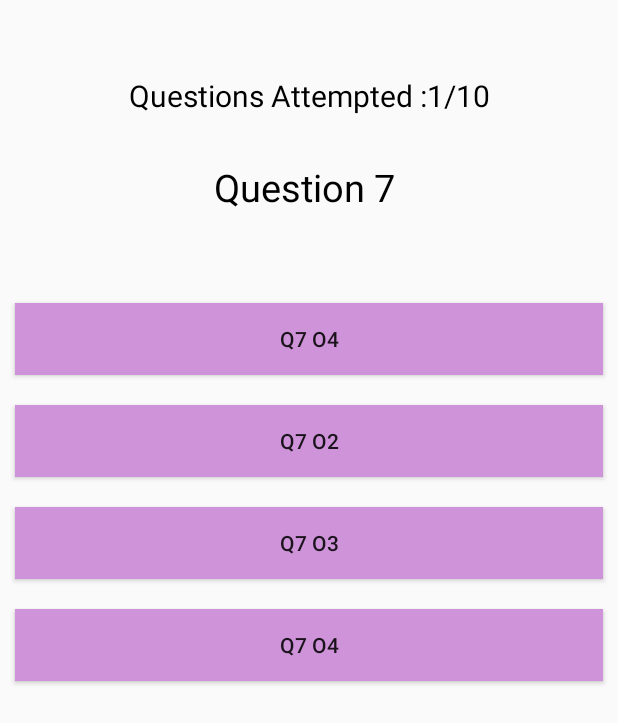
After one commit to Borade07/Mad, an Android app: the Quiz1Activity screen opened directly, with no data from a screen before it, on a phone screen of 412 x 824 dp. The commit adds this screen. Shown: the top 723 px of the screen. Run offline under Robolectric (Android 15) with nearby library versions, the phone set to English and light mode, and no system bars.

Commit message:
update 02 June 12:58 am

```diff
--- /dev/null
+++ b/app/src/main/java/com/technic/myapplication/Quiz1Activity.java
@@ -0,0 +1,153 @@
+package com.technic.myapplication;
+
+import androidx.appcompat.app.AppCompatActivity;
+
+import android.os.Bundle;
+import android.view.LayoutInflater;
+import android.view.View;
+import android.widget.Button;
+import android.widget.LinearLayout;
+import android.widget.TextView;
+
+import com.google.android.material.bottomsheet.BottomSheetDialog;
+
+import java.util.ArrayList;
+import java.util.Random;
+
+public class Quiz1Activity extends AppCompatActivity {
+    private TextView questionTV,questionNumberTV;
+    private Button option1Btn,option2Btn,option3Btn,option4Btn;
+    private ArrayList<QuizModal> quizModalArrayList;
+    Random random;
+    int currentScore = 0,questionAttemted = 1,currentPos;
+
+
+    @Override
+    protected void onCreate(Bundle savedInstanceState) {
+        super.onCreate(savedInstanceState);
+        setContentView(R.layout.activity_quiz1);
+
+        questionTV = findViewById(R.id.idTVQuestion);
+        questionNumberTV = findViewById(R.id.idTVQuestionAttempted);
+        option1Btn = findViewById(R.id.idBtnOption1);
+        option2Btn = findViewById(R.id.idBtnOption2);
+        option3Btn = findViewById(R.id.idBtnOption3);
+        option4Btn = findViewById(R.id.idBtnOption4);
+
+        quizModalArrayList = new ArrayList<>();
+        random = new Random();
+
+        getQuizQuestion(quizModalArrayList);
+        currentPos = random.nextInt(quizModalArrayList.size());
+        setDataToViews(currentPos);
+        option1Btn.setOnClickListener(new View.OnClickListener() {
+            @Override
+            public void onClick(View view) {
+                if(quizModalArrayList.get(currentPos).getAnswer().trim().toLowerCase().equals(option1Btn.getText().toString().trim().toLowerCase()))
+                {
+                    currentScore++;
+                }
+                questionAttemted++;
+                currentPos = random.nextInt(quizModalArrayList.size());
+                setDataToViews(currentPos);
+
+            }
+        });
+        option2Btn.setOnClickListener(new View.OnClickListener() {
+            @Override
+            public void onClick(View view) {
+                if(quizModalArrayList.get(currentPos).getAnswer().trim().toLowerCase().equals(option2Btn.getText().toString().trim().toLowerCase()))
+                {
+                    currentScore++;
+                }
+                questionAttemted++;
+                currentPos = random.nextInt(quizModalArrayList.size());
+                setDataToViews(currentPos);
+
+
+
+            }
+        });
+
+        option3Btn.setOnClickListener(new View.OnClickListener() {
+            @Override
+            public void onClick(View view) {
+                if(quizModalArrayList.get(currentPos).getAnswer().trim().toLowerCase().equals(option3Btn.getText().toString().trim().toLowerCase()))
+                {
+                    currentScore++;
+                }
+                questionAttemted++;
+                currentPos = random.nextInt(quizModalArrayList.size());
+                setDataToViews(currentPos);
+
+            }
+        });
+
+        option4Btn.setOnClickListener(new View.OnClickListener() {
+            @Override
+            public void onClick(View view) {
+                if(quizModalArrayList.get(currentPos).getAnswer().trim().toLowerCase().equals(option4Btn.getText().toString().trim().toLowerCase()))
+                {
+                    currentScore++;
+                }
+                questionAttemted++;
+                currentPos = random.nextInt(quizModalArrayList.size());
+                setDataToViews(currentPos);
+
+            }
+        });
+    }
+
+    private void showBottomSheet(){
+        BottomSheetDialog bottomSheetDialog = new BottomSheetDialog(Quiz1Activity.this);
+        View bottomSheetView = LayoutInflater.from(getApplicationContext()).inflate(R.layout.score_bottom_sheet,(LinearLayout)findViewById(R.id.idLLScore));
+        TextView scoreTV = bottomSheetView.findViewById(R.id.idTVScore);
+        Button restartQuizBtn = bottomSheetView.findViewById(R.id.idBtnRestart);
+        scoreTV.setText("Your Score is \n"+currentScore + "/10");
+        restartQuizBtn.setOnClickListener(new View.OnClickListener() {
+            @Override
+            public void onClick(View view) {
+                currentPos = random.nextInt(quizModalArrayList.size());
+                setDataToViews(currentPos);
+                questionAttemted =1;
+                currentScore = 0;
+                bottomSheetDialog.dismiss();
+
+            }
+        });
+        bottomSheetDialog.setCancelable(false);
+        bottomSheetDialog.setContentView(bottomSheetView);
+        bottomSheetDialog.show();
+    }
+
+    private void setDataToViews(int currentPos){
+        questionNumberTV.setText("Questions Attempted :"+questionAttemted +"/10");
+        if(questionAttemted == 10){
+            showBottomSheet();
+        }
+        else  {
+
+            questionTV.setText(quizModalArrayList.get(currentPos).getQuestion());
+            option1Btn.setText(quizModalArrayList.get(currentPos).getOption1());
+            option2Btn.setText(quizModalArrayList.get(currentPos).getOption2());
+            option3Btn.setText(quizModalArrayList.get(currentPos).getOption3());
+            option4Btn.setText(quizModalArrayList.get(currentPos).getOption4());
+
+        }
+
+    }
+
+    private void getQuizQuestion(ArrayList<QuizModal> quizModalArrayList ) {
+
+        quizModalArrayList.add(new QuizModal("Question 1 ","Q1 O1","Q1 O2","Q1 O3","Q1 O4","Q1 o4"));
+        quizModalArrayList.add(new QuizModal("Question 2 ","Q2 O2","Q2 O2","Q2 O3","Q2 O4","Q2 O4"));
+        quizModalArrayList.add(new QuizModal("Question 3 ","Q3 O3","Q3 O2","Q3 O3","Q3 O4","Q3 O4"));
+        quizModalArrayList.add(new QuizModal("Question 4 ","Q4 O4","Q4 O2","Q4 O3","Q4 O4","Q4 O4"));
+        quizModalArrayList.add(new QuizModal("Question 5 ","Q5 O4","Q5 O2","Q5 O3","Q5 O4","Q5 O4"));
+        quizModalArrayList.add(new QuizModal("Question 6 ","Q6 O4","Q6 O2","Q6 O3","Q6 O4","Q6 O4"));
+        quizModalArrayList.add(new QuizModal("Question 7 ","Q7 O4","Q7 O2","Q7 O3","Q7 O4","Q7 O4"));
+        quizModalArrayList.add(new QuizModal("Question 8 ","Q8 O4","Q8 O2","Q8 O3","Q8 O4","Q8 O4"));
+        quizModalArrayList.add(new QuizModal("Question 9 ","Q9 O4","Q9 O2","Q9 O3","Q9 O4","Q9 O4"));
+        quizModalArrayList.add(new QuizModal("Question 10 ","Q10 O4","Q10 O2","Q10 O3","Q10 O4","Q10 O4"));
+    }
+}
--- /dev/null
+++ b/app/src/main/java/com/technic/myapplication/QuizModal.java
@@ -0,0 +1,70 @@
+package com.technic.myapplication;
+
+public class QuizModal {
+    private String question;
+
+
+
+    private String option1;
+    private String option2;
+    private String option3;
+    private String option4;
+    private String answer;
+
+    public QuizModal(String question, String option1, String option2, String option3, String option4, String answer) {
+        this.question = question;
+        this.option1 = option1;
+        this.option2 = option2;
+        this.option3 = option3;
+        this.option4 = option4;
+        this.answer = answer;
+    }
+
+    public String getQuestion() {
+        return question;
+    }
+
+    public void setQuestion(String question) {
+        this.question = question;
+    }
+
+    public String getOption1() {
+        return option1;
+    }
+
+    public void setOption1(String option1) {
+        this.option1 = option1;
+    }
+
+    public String getOption2() {
+        return option2;
+    }
+
+    public void setOption2(String option2) {
+        this.option2 = option2;
+    }
+
+    public String getOption3() {
+        return option3;
+    }
+
+    public void setOption3(String option3) {
+        this.option3 = option3;
+    }
+
+    public String getOption4() {
+        return option4;
+    }
+
+    public void setOption4(String option4) {
+        this.option4 = option4;
+    }
+
+    public String getAnswer() {
+        return answer;
+    }
+
+    public void setAnswer(String answer) {
+        this.answer = answer;
+    }
+}
--- /dev/null
+++ b/app/src/main/res/layout/activity_quiz1.xml
@@ -0,0 +1,89 @@
+<?xml version="1.0" encoding="utf-8"?>
+<RelativeLayout xmlns:android="http://schemas.android.com/apk/res/android"
+    xmlns:app="http://schemas.android.com/apk/res-auto"
+    xmlns:tools="http://schemas.android.com/tools"
+    android:layout_width="match_parent"
+    android:layout_height="match_parent"
+    tools:context=".Quiz1Activity">
+
+    <TextView
+        android:layout_width="match_parent"
+        android:layout_height="wrap_content"
+        android:text="Number of Questions"
+        android:textAllCaps="false"
+        android:textAlignment="center"
+        android:gravity="center"
+        android:layout_marginTop="50dp"
+        android:textSize="20sp"
+        android:textColor="@color/black"
+        android:id="@+id/idTVQuestionAttempted"
+        />
+    <TextView
+        android:layout_width="match_parent"
+        android:layout_height="wrap_content"
+        android:id="@+id/idTVQuestion"
+        android:layout_below="@id/idTVQuestionAttempted"
+        android:layout_marginTop="30dp"
+        android:text="Question"
+        android:textAlignment="center"
+        android:gravity="center"
+        android:textSize="25sp"
+        android:textColor="@color/black"
+        />
+    <LinearLayout
+        android:layout_width="match_parent"
+        android:layout_height="wrap_content"
+        android:layout_marginTop="50dp"
+        android:layout_below="@id/idTVQuestion"
+        android:orientation="vertical"
+        >
+
+        <Button
+            android:layout_width="match_parent"
+            android:layout_height="wrap_content"
+            android:layout_margin="10dp"
+            android:padding="4dp"
+            android:text="Option 1"
+            android:textAllCaps="false"
+            android:id="@+id/idBtnOption1"
+            android:background="@color/purple_200"
+            />
+
+        <Button
+            android:layout_width="match_parent"
+            android:layout_height="wrap_content"
+            android:layout_margin="10dp"
+            android:padding="4dp"
+            android:text="Option 2"
+            android:textAllCaps="false"
+            android:id="@+id/idBtnOption2"
+            android:background="@color/purple_200"
+            />
+
+        <Button
+            android:layout_width="match_parent"
+            android:layout_height="wrap_content"
+            android:layout_margin="10dp"
+            android:padding="4dp"
+            android:text="Option 3"
+            android:textAllCaps="false"
+            android:id="@+id/idBtnOption3"
+            android:background="@color/purple_200"
+            />
+
+        <Button
+            android:layout_width="match_parent"
+            android:layout_height="wrap_content"
+            android:layout_margin="10dp"
+            android:padding="4dp"
+            android:text="Option 4"
+            android:textAllCaps="false"
+            android:id="@+id/idBtnOption4"
+            android:background="@color/purple_200"
+            />
+
+
+    </LinearLayout>
+
+
+</RelativeLayout>
--- a/app/src/main/res/values/colors.xml
+++ b/app/src/main/res/values/colors.xml
@@ -3,4 +3,6 @@
     <color name="colorPrimary">#3F51B5</color>
     <color name="colorPrimaryDark">#0f82d2</color>
     <color name="colorAccent">#FF4081</color>
+    <color name="black">#000000</color>
+    <color name="purple_200">#CE93D8</color>
 </resources>
```
Also changed, not shown: app/src/main/AndroidManifest.xml (+15 -12 lines), app/src/main/java/com/technic/myapplication/QuizActivity.java (+15 -1 lines), app/src/main/res/layout/activity_quiz.xml (+16 -0 lines), app/src/main/res/layout/score_bottom_sheet.xml (added, +31 -0 lines).
